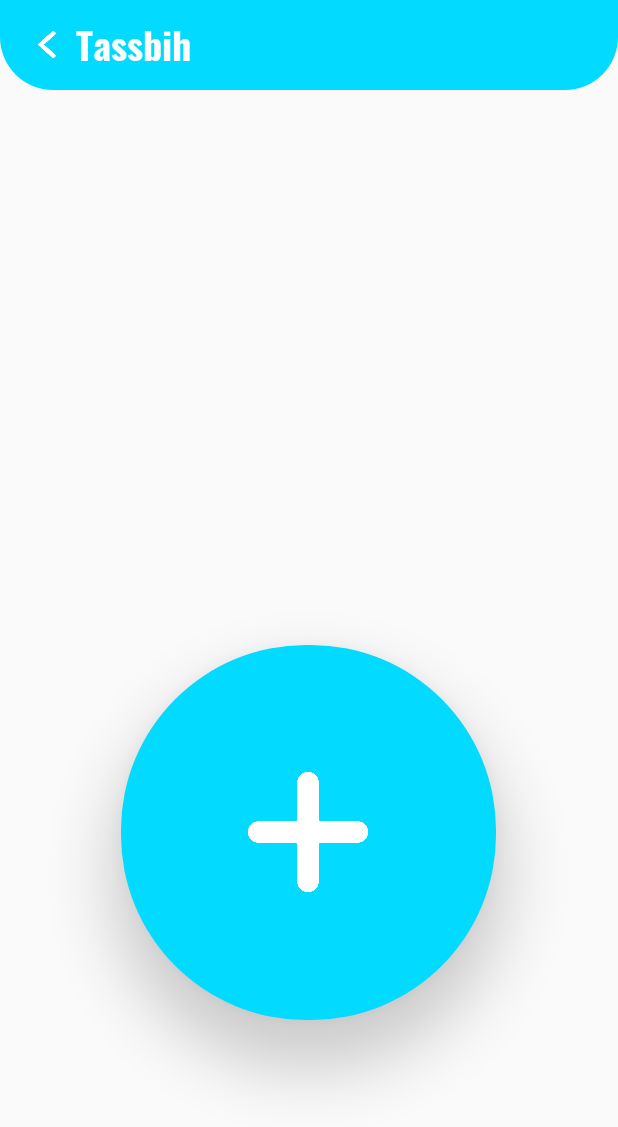
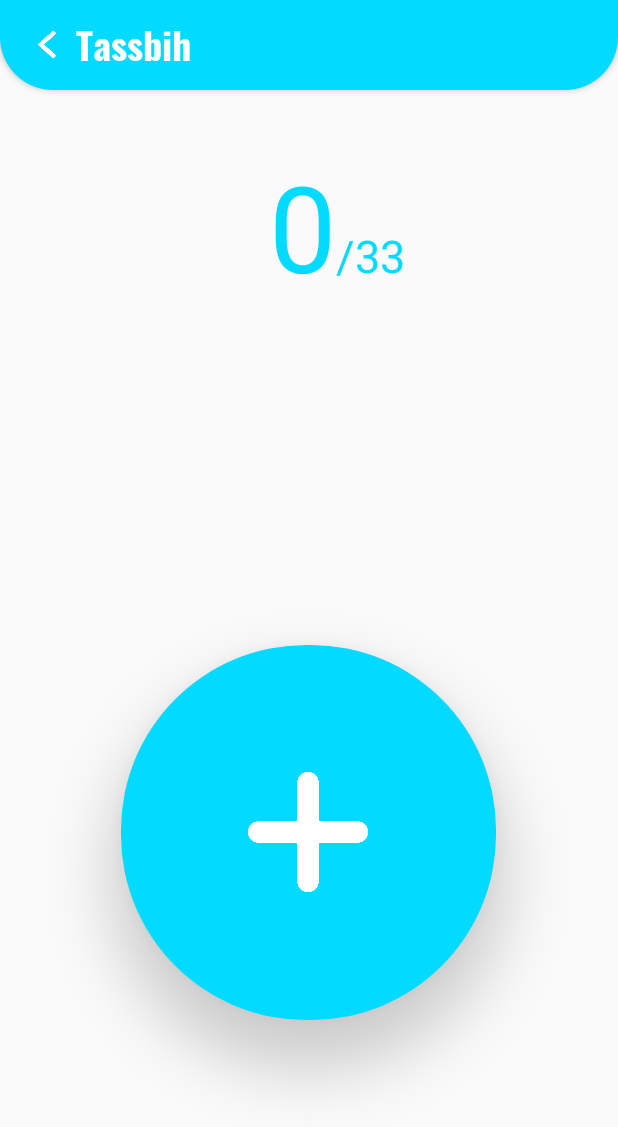
Before and after one commit to dombroks/Rafiqi, an Android app: the tassbih screen opened directly, with no data from a screen before it, on a phone screen of 412 x 824 dp. Shown: the top 1127 px of the screen. Run offline under Robolectric (Android 15) with nearby library versions, the phone set to English and light mode, and no system bars.

Commit message:
intial commit

```diff
--- a/app/src/main/java/com/dombroks/rafiqi/tassbih.java
+++ b/app/src/main/java/com/dombroks/rafiqi/tassbih.java
@@ -3,12 +3,40 @@ package com.dombroks.rafiqi;
 import androidx.appcompat.app.AppCompatActivity;
 
 import android.os.Bundle;
+import android.view.View;
+import android.widget.LinearLayout;
+import android.widget.TextView;
 
 public class tassbih extends AppCompatActivity {
+    private LinearLayout plusLinearLayout;
+    private int index;
+    private TextView counter;
 
     @Override
     protected void onCreate(Bundle savedInstanceState) {
         super.onCreate(savedInstanceState);
         setContentView(R.layout.activity_tassbih);
+        plusLinearLayout = findViewById(R.id.linearLayout);
+        counter = findViewById(R.id.index);
+        index = 0;
+        counter.setText(String.valueOf(index));
+
+
+        plusLinearLayout.setOnClickListener(new View.OnClickListener() {
+            @Override
+            public void onClick(View v) {
+                index++;
+                counter.setText(String.valueOf(index));
+                if (index == 34) {
+                    index = 0;
+                    counter.setText(String.valueOf(index));
+
+                }
+            }
+        });
+
+
+
     }
+
 }
--- a/app/src/main/res/layout/activity_tassbih.xml
+++ b/app/src/main/res/layout/activity_tassbih.xml
@@ -7,13 +7,14 @@
     tools:context=".tassbih">
 
     <RelativeLayout
-        android:layout_marginTop="0dp"
+        android:id="@+id/relativeLayout"
         android:layout_width="match_parent"
         android:layout_height="60dp"
         android:background="@drawable/custom_app_bar_shape"
+        android:elevation="2dp"
         tools:ignore="MissingConstraints"
         tools:layout_editor_absoluteX="-16dp"
-        tools:layout_editor_absoluteY="2dp">
+        tools:layout_editor_absoluteY="0dp">
 
         <ImageView
             android:id="@+id/left"
@@ -40,17 +41,66 @@
 
     </RelativeLayout>
 
+
+    <androidx.constraintlayout.widget.ConstraintLayout
+        android:layout_width="396dp"
+        android:layout_height="93dp"
+        android:orientation="horizontal"
+        app:layout_constraintBottom_toTopOf="@+id/linearLayout"
+        app:layout_constraintTop_toBottomOf="@+id/relativeLayout"
+        app:layout_constraintVertical_bias="0.134"
+        tools:ignore="MissingConstraints"
+        tools:layout_editor_absoluteX="0dp">
+
+        <ImageView
+            android:layout_width="50dp"
+            android:layout_height="50dp"
+            android:layout_marginStart="36dp"
+            android:layout_marginBottom="20dp"
+            app:layout_constraintBottom_toBottomOf="parent"
+            app:layout_constraintStart_toStartOf="parent" />
+
+        <TextView
+            android:id="@+id/index"
+            android:layout_width="wrap_content"
+            android:layout_height="wrap_content"
+            android:layout_marginEnd="172dp"
+            android:text="0"
+            android:textAppearance="@style/TextAppearance.AppCompat.Large"
+            android:textColor="@color/colorPrimary"
+            android:textSize="80sp"
+            app:layout_constraintBottom_toBottomOf="parent"
+            app:layout_constraintEnd_toEndOf="parent"
+            app:layout_constraintTop_toTopOf="parent"
+            app:layout_constraintVertical_bias="0.0" />
+
+        <TextView
+            android:layout_width="wrap_content"
+            android:layout_height="wrap_content"
+            android:text="/33"
+            android:textAppearance="@style/TextAppearance.AppCompat.Large"
+            android:textColor="@color/colorPrimary"
+            android:textSize="30sp"
+            app:layout_constraintBottom_toBottomOf="parent"
+            app:layout_constraintStart_toEndOf="@+id/index"
+            app:layout_constraintTop_toTopOf="parent"
+            app:layout_constraintVertical_bias="1.0" />
+
+
+    </androidx.constraintlayout.widget.ConstraintLayout>
+
     <LinearLayout
+        android:id="@+id/linearLayout"
         android:layout_width="250dp"
         android:layout_height="250dp"
         android:layout_marginBottom="144dp"
         android:background="@drawable/tassbih_circle"
+        android:elevation="23dp"
         android:gravity="center"
         app:layout_constraintBottom_toBottomOf="parent"
         app:layout_constraintEnd_toEndOf="parent"
         app:layout_constraintHorizontal_bias="0.496"
-        app:layout_constraintStart_toStartOf="parent"
-        android:elevation="23dp">
+        app:layout_constraintStart_toStartOf="parent">
 
         <ImageView
             android:layout_width="80dp"
--- a/app/src/main/res/values/colors.xml
+++ b/app/src/main/res/values/colors.xml
@@ -3,7 +3,7 @@
     <color name="colorPrimary">#02daff</color>
     <color name="colorPrimaryDark">#00a8cc</color>
     <color name="colorAccent">#03DAC5</color>
-
+    <color name="black">#000000</color>
     <color name="myColor1">#182975</color>
     <color name="white">#FFFFFF</color>
 </resources>
```
